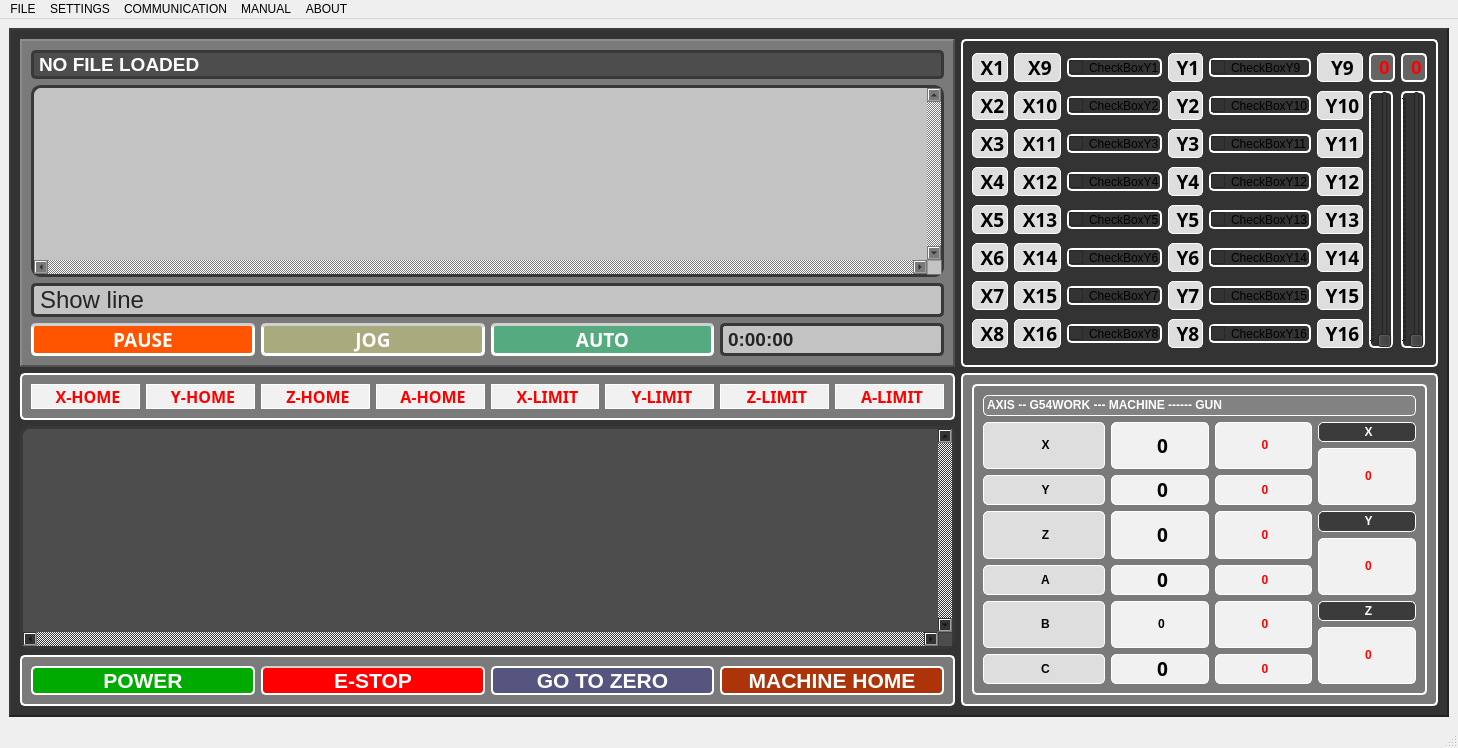
NguyenKhanh2101993/Painting_Chair_Robot_ver02, file QtPaintingChair/workWindow.ui: the form before one commit.
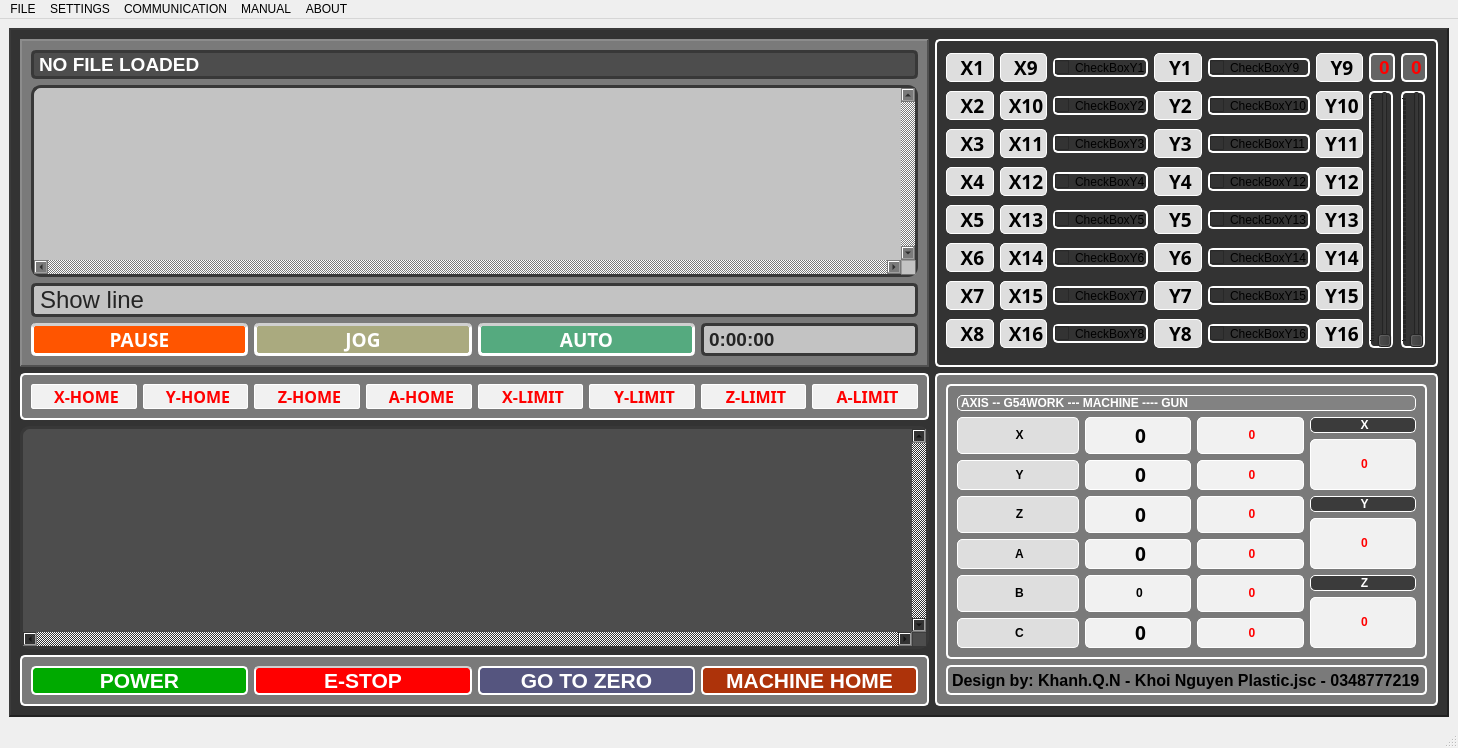
The form after the commit. Icons and pictures are not drawn.

```diff
--- a/QtPaintingChair/workWindow.ui
+++ b/QtPaintingChair/workWindow.ui
@@ -1314,7 +1314,7 @@
 color: rgb(255, 0, 0);
 font: 75 14pt &quot;Arial&quot; &quot;bold&quot;;
 border: 1px solid rgb(255, 255, 255);
-border-radius: 20px</string>
+border-radius: 2px</string>
             </property>
             <property name="text">
              <string>&lt;html&gt;&lt;head/&gt;&lt;body&gt;&lt;p align=&quot;center&quot;&gt;&lt;span style=&quot; font-size:12pt; font-weight:600;&quot;&gt;X-HOME&lt;/span&gt;&lt;/p&gt;&lt;/body&gt;&lt;/html&gt;</string>
@@ -1337,7 +1337,7 @@
 color: rgb(255, 0, 0);
 font: 75 14pt &quot;Arial&quot; &quot;bold&quot;;
 border: 1px solid rgb(255, 255, 255);
-border-radius: 20px</string>
+border-radius: 2px</string>
             </property>
             <property name="text">
              <string>&lt;html&gt;&lt;head/&gt;&lt;body&gt;&lt;p align=&quot;center&quot;&gt;&lt;span style=&quot; font-size:12pt; font-weight:600;&quot;&gt;X-LIMIT&lt;/span&gt;&lt;/p&gt;&lt;/body&gt;&lt;/html&gt;</string>
@@ -1360,7 +1360,7 @@
 color: rgb(255, 0, 0);
 font: 75 14pt &quot;Arial&quot; &quot;bold&quot;;
 border: 1px solid rgb(255, 255, 255);
-border-radius: 20px</string>
+border-radius: 2px</string>
             </property>
             <property name="text">
              <string>&lt;html&gt;&lt;head/&gt;&lt;body&gt;&lt;p align=&quot;center&quot;&gt;&lt;span style=&quot; font-size:12pt; font-weight:600;&quot;&gt;A-HOME&lt;/span&gt;&lt;/p&gt;&lt;/body&gt;&lt;/html&gt;</string>
@@ -1383,7 +1383,7 @@
 color: rgb(255, 0, 0);
 font: 75 14pt &quot;Arial&quot; &quot;bold&quot;;
 border: 1px solid rgb(255, 255, 255);
-border-radius: 20px</string>
+border-radius: 2px</string>
             </property>
             <property name="text">
              <string>&lt;html&gt;&lt;head/&gt;&lt;body&gt;&lt;p align=&quot;center&quot;&gt;&lt;span style=&quot; font-size:12pt; font-weight:600;&quot;&gt;Y-HOME&lt;/span&gt;&lt;/p&gt;&lt;/body&gt;&lt;/html&gt;</string>
@@ -1406,7 +1406,7 @@
 color: rgb(255, 0, 0);
 font: 75 14pt &quot;Arial&quot; &quot;bold&quot;;
 border: 1px solid rgb(255, 255, 255);
-border-radius: 20px</string>
+border-radius: 2px</string>
             </property>
             <property name="text">
              <string>&lt;html&gt;&lt;head/&gt;&lt;body&gt;&lt;p align=&quot;center&quot;&gt;&lt;span style=&quot; font-size:12pt; font-weight:600;&quot;&gt;Y-LIMIT&lt;/span&gt;&lt;/p&gt;&lt;/body&gt;&lt;/html&gt;</string>
@@ -1429,7 +1429,7 @@
 color: rgb(255, 0, 0);
 font: 75 14pt &quot;Arial&quot; &quot;bold&quot;;
 border: 1px solid rgb(255, 255, 255);
-border-radius: 20px</string>
+border-radius: 2px</string>
             </property>
             <property name="text">
              <string>&lt;html&gt;&lt;head/&gt;&lt;body&gt;&lt;p align=&quot;center&quot;&gt;&lt;span style=&quot; font-size:12pt; font-weight:600;&quot;&gt;A-LIMIT&lt;/span&gt;&lt;/p&gt;&lt;/body&gt;&lt;/html&gt;</string>
@@ -1452,7 +1452,7 @@
 color: rgb(255, 0, 0);
 font: 75 14pt &quot;Arial&quot; &quot;bold&quot;;
 border: 1px solid rgb(255, 255, 255);
-border-radius: 20px</string>
+border-radius: 2px</string>
             </property>
             <property name="text">
              <string>&lt;html&gt;&lt;head/&gt;&lt;body&gt;&lt;p align=&quot;center&quot;&gt;&lt;span style=&quot; font-size:12pt; font-weight:600;&quot;&gt;Z-HOME&lt;/span&gt;&lt;/p&gt;&lt;/body&gt;&lt;/html&gt;</string>
@@ -1475,7 +1475,7 @@
 color: rgb(255, 0, 0);
 font: 75 14pt &quot;Arial&quot; &quot;bold&quot;;
 border: 1px solid rgb(255, 255, 255);
-border-radius: 20px</string>
+border-radius: 2px</string>
             </property>
             <property name="text">
              <string>&lt;html&gt;&lt;head/&gt;&lt;body&gt;&lt;p align=&quot;center&quot;&gt;&lt;span style=&quot; font-size:12pt; font-weight:600;&quot;&gt;Z-LIMIT&lt;/span&gt;&lt;/p&gt;&lt;/body&gt;&lt;/html&gt;</string>
@@ -1499,7 +1499,7 @@
           <enum>QFrame::Raised</enum>
          </property>
          <layout class="QGridLayout" name="gridLayout_3">
-          <item row="4" column="4">
+          <item row="0" column="0">
            <widget class="QFrame" name="frame_position">
             <property name="styleSheet">
              <string notr="true">border: 2px solid rgb(255, 255, 255);
@@ -1522,7 +1522,7 @@
 border-radius: 5px</string>
                </property>
                <property name="text">
-                <string>&lt;html&gt;&lt;head/&gt;&lt;body&gt;&lt;p&gt;&lt;span style=&quot; font-weight:600;&quot;&gt;AXIS -- G54WORK --- MACHINE ------ GUN&lt;/span&gt;&lt;/p&gt;&lt;/body&gt;&lt;/html&gt;</string>
+                <string>&lt;html&gt;&lt;head/&gt;&lt;body&gt;&lt;p&gt;&lt;span style=&quot; font-weight:600;&quot;&gt;AXIS -- G54WORK --- MACHINE ---- GUN&lt;/span&gt;&lt;/p&gt;&lt;/body&gt;&lt;/html&gt;</string>
                </property>
               </widget>
              </item>
@@ -1946,6 +1946,21 @@
             </layout>
            </widget>
           </item>
+          <item row="1" column="0">
+           <widget class="QLabel" name="label_11">
+            <property name="font">
+             <font>
+              <family>Arial</family>
+              <pointsize>12</pointsize>
+              <weight>75</weight>
+              <bold>true</bold>
+             </font>
+            </property>
+            <property name="text">
+             <string>Design by: Khanh.Q.N - Khoi Nguyen Plastic.jsc - 0348777219</string>
+            </property>
+           </widget>
+          </item>
          </layout>
         </widget>
        </item>
```
